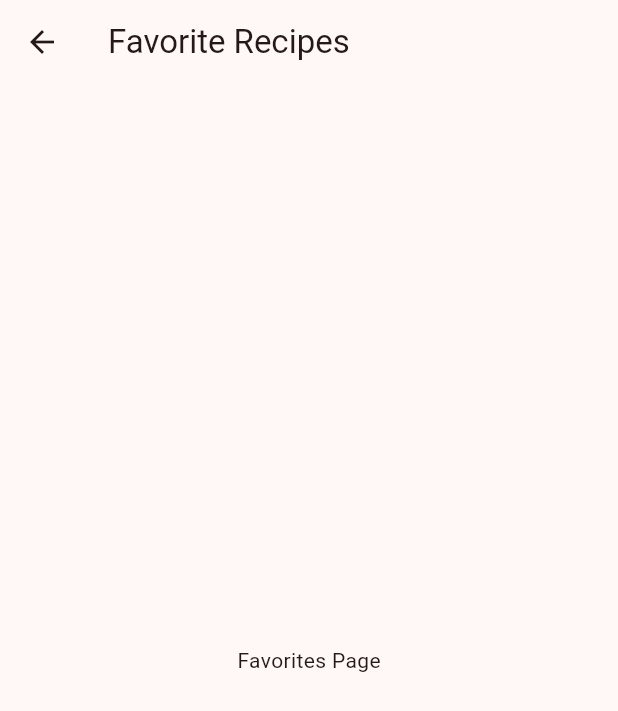
After one commit to rayh4an/Project1MAD, a Flutter app: the FavoritePage screen opened directly, on a phone screen of 412 x 824 dp. The commit adds this screen. Shown: the top 711 px of the screen. Run offline on Flutter 3.47's test engine with Material 3 defaults, Android fonts, the phone set to English and light mode, and no system bars.

Commit message:
added pages layout

```diff
--- /dev/null
+++ b/project1mad/lib/favorite.dart
@@ -0,0 +1,13 @@
+import 'package:flutter/material.dart';
+
+class FavoritePage extends StatelessWidget {
+  const FavoritePage({super.key});
+
+  @override
+  Widget build(BuildContext context) {
+    return Scaffold(
+      appBar: AppBar(title: const Text('Favorite Recipes')),
+      body: const Center(child: Text('Favorites Page')),
+    );
+  }
+}
--- /dev/null
+++ b/project1mad/lib/recipe.dart
@@ -0,0 +1,13 @@
+import 'package:flutter/material.dart';
+
+class RecipePage extends StatelessWidget {
+  const RecipePage({super.key});
+
+  @override
+  Widget build(BuildContext context) {
+    return Scaffold(
+      appBar: AppBar(title: const Text('Recipes')),
+      body: const Center(child: Text('Recipe List Page')),
+    );
+  }
+}
```
Also changed, not shown: project1mad/lib/groceries.dart (added, +13 -0 lines), project1mad/lib/main.dart (+24 -21 lines).
